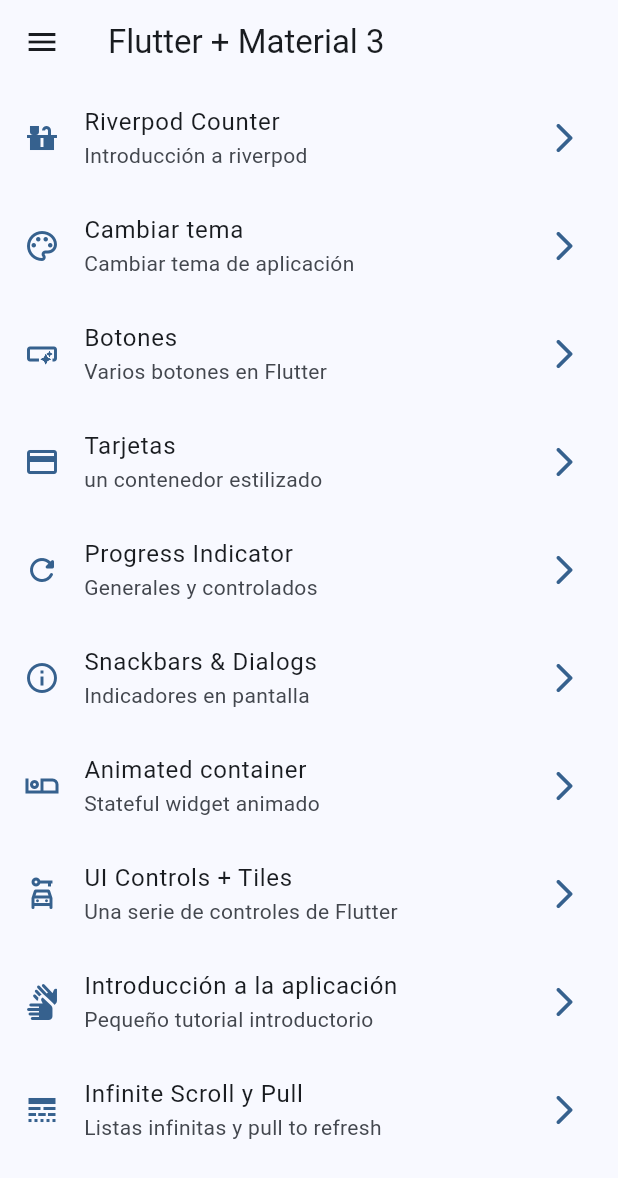
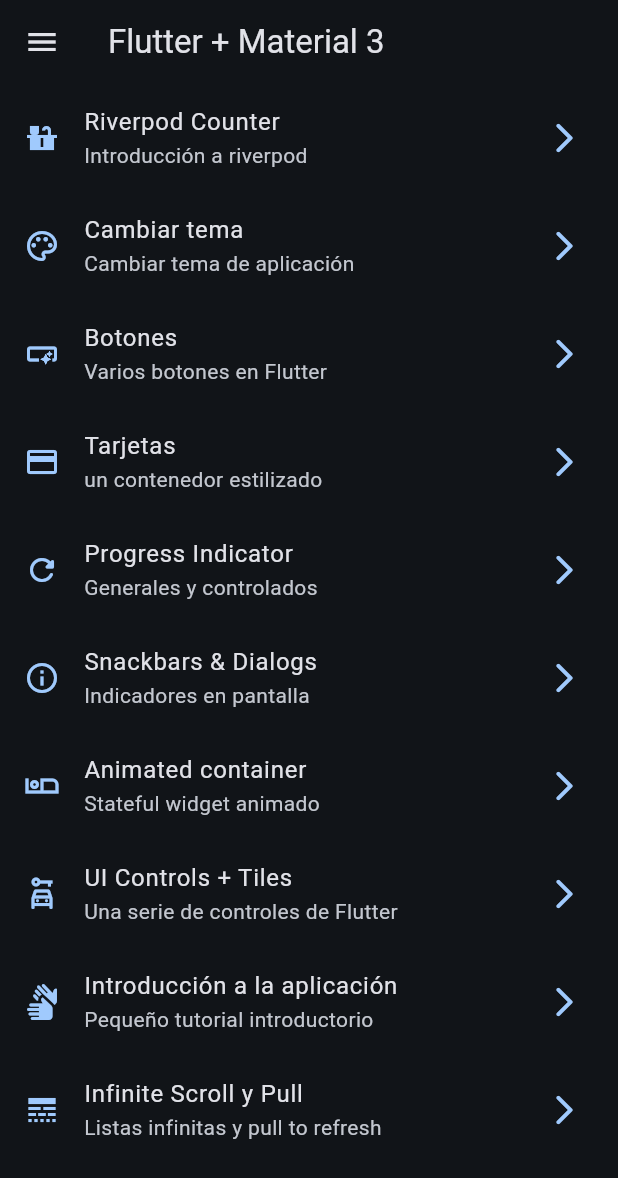
Before and after one commit to Ahtnezev/widgets_app, a Flutter app: the screen it shows after launch, on a phone screen of 412 x 824 dp. Shown: the top 1178 px of the screen. Run offline on Flutter 3.47's test engine with Material 3 defaults, Android fonts, the phone set to English and light mode, and no system bars; our stand-ins replace animate_do, flutter_riverpod, go_router.

Commit message:
[update] StateNotifier

```diff
--- a/lib/config/theme/app_theme.dart
+++ b/lib/config/theme/app_theme.dart
@@ -16,21 +16,29 @@ const colorList = <Color>[
 class AppTheme {
 
   final int selectedColor;
-  final bool isDarkMode;
+  final bool isDarkmode;
 
   AppTheme({
     this.selectedColor = 0,
-    this.isDarkMode = false
+    this.isDarkmode = true
   }) : assert( selectedColor >= 0, 'selected color must be greater than 0' ),
        assert( selectedColor < colorList.length, 'selected color must be less or equal than ${colorList.length - 1}' );
 
   ThemeData getTheme() => ThemeData(
     useMaterial3: true,
-    brightness: isDarkMode ? Brightness.dark : Brightness.light,
+    brightness: isDarkmode ? Brightness.dark : Brightness.light,
     colorSchemeSeed: colorList[ selectedColor ],
     appBarTheme: const AppBarTheme(
       centerTitle: false
     )
   );
 
+  //🔥 esto se hace con la finalidad de no remover el `final`
+  AppTheme copyWith({
+    int? selectedColor,
+    bool? isDarkmode
+  }) => AppTheme(
+    selectedColor: selectedColor ?? this.selectedColor,
+    isDarkmode: isDarkmode ?? this.isDarkmode,
+  );
 }
--- a/lib/main.dart
+++ b/lib/main.dart
@@ -22,14 +22,16 @@ class MainApp extends ConsumerWidget {
   @override
   Widget build(BuildContext context, WidgetRef ref) {
 
-    final bool isDarkMode = ref.watch(isDarkmodeProvider);
-    final int selectedColor = ref.watch(selectedColorProvider);
+    // final bool isDarkMode = ref.watch(isDarkmodeProvider);
+    // final int selectedColor = ref.watch(selectedColorProvider);
+    final AppTheme appTheme = ref.watch(themeNotifierProvider);
 
     return MaterialApp.router(
       title: 'Flutter Widgets', // show in showAboutDialog(...) -> Snackbarscreen
       routerConfig: appRouter,
       debugShowCheckedModeBanner: false,
-      theme: AppTheme(selectedColor: selectedColor, isDarkMode: isDarkMode).getTheme(),
+      theme: appTheme.getTheme(),
+      // theme: AppTheme(selectedColor: selectedColor, isDarkMode: isDarkMode).getTheme(),
 
       // home: const HomeScreen(),
       // routes: {
--- a/lib/presentation/providers/theme_provider.dart
+++ b/lib/presentation/providers/theme_provider.dart
@@ -5,10 +5,38 @@ import 'package:flutter_riverpod/flutter_riverpod.dart';
 import 'package:widgets_app/config/theme/app_theme.dart';
 
 // Listado de colores inmutable
+//! Provider: para valores inmutables
 final colorListProvider = Provider((ref) => colorList);
 
-// bool
+//! StateProvider: para mantener alguna pieza de estado
+// boolean
 final isDarkmodeProvider = StateProvider<bool>((themeRef) => false);
 
-//
+// un simple int
 final selectedColorProvider = StateProvider<int>((ref) => 0);
+
+
+//! Un objeto de tipo AppTheme (custom)
+//! StateNotifierProvider: se utiliza cuando el objeto es un poco mas elaborado, mantiene el estado
+// este StateNotifierProvider es de tipo AppTheme (su clase personalizada)
+final themeNotifierProvider = StateNotifierProvider<ThemeNotifier, AppTheme>(
+  (ref) => ThemeNotifier(),
+);
+
+// class name: puede ser -> Notifier o Controller
+class ThemeNotifier extends StateNotifier<AppTheme> {
+  //! significa que necesito que haga una instancia del AppTheme, con sus valores por defecto de lo que tenga la clase
+  // STATE = Estado = new AppTheme();
+  ThemeNotifier(): super (AppTheme());
+
+  void toggleDarkMode() {
+    // state.isDarkMode = false;
+    // copia del estado actual enviandole el valor opuesto
+    state = state.copyWith(isDarkmode: !state.isDarkmode);
+  }
+
+  void changeColorIndex(int colorIndex) {
+
+  }
+
+}
```
Also changed, not shown: lib/presentation/screens/theme_changer/theme_changer_screen.dart (+7 -2 lines).
